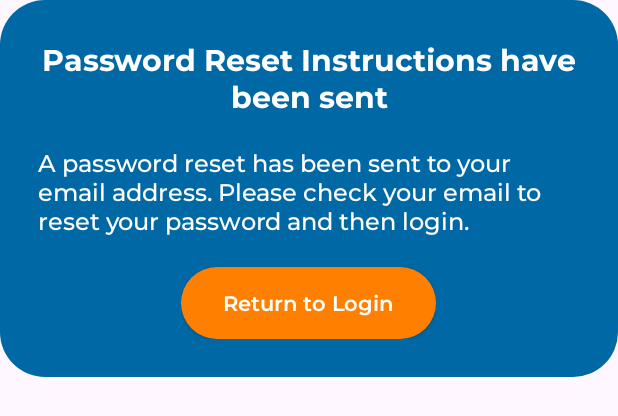
After one commit to Next-Gen-Artisans/ETago, an Android app: the layout custom_forgot_pass_dialog.xml on its own in the app's theme, with its tools: preview values and no code run, on a phone screen of 412 x 824 dp. The commit adds this screen. Shown: the top 416 px of the screen. Run offline under Robolectric (Android 15) with nearby library versions, the phone set to English and light mode, and no system bars.

Commit message:
FORGOT PASS FEATURE

```diff
--- a/app/src/main/res/drawable/outline_drawable.xml
+++ b/app/src/main/res/drawable/cancel_btn_bg.xml
@@ -1,8 +1,8 @@
 <!-- custom_button_bg.xml -->
 <shape xmlns:android="http://schemas.android.com/apk/res/android">
-    <solid android:color="@android:color/transparent" /> <!-- Set the color to transparent -->
+    <solid android:color="@android:color/white" /> <!-- Set the color to transparent -->
     <stroke
         android:width="3dp"
-        android:color="@color/dark_blue"/>
-    <corners android:radius="15dp" /> <!-- Adjust the radius for rounded corners -->
+        android:color="@color/orange"/>
+    <corners android:radius="25dp" /> <!-- Adjust the radius for rounded corners -->
 </shape>
--- /dev/null
+++ b/app/src/main/res/drawable/forgot_pass_round_bg.xml
@@ -0,0 +1,5 @@
+<!-- forgot_pass_round_bg.xml -->
+<shape xmlns:android="http://schemas.android.com/apk/res/android">
+    <solid android:color="@color/light_blue" /> <!-- Set the background color -->
+    <corners android:radius="30dp" /> <!-- Adjust the radius as needed to control the roundness -->
+</shape>
--- a/app/src/main/res/layout/activity_login.xml
+++ b/app/src/main/res/layout/activity_login.xml
@@ -141,7 +141,7 @@
                 android:layout_width="match_parent"
                 android:layout_height="wrap_content"
                 android:textAlignment="center"
-                android:text="Forgot Password?"
+                android:text="@string/forgot_pass_txt"
                 android:textSize="12sp"
                 android:fontFamily="@font/montserrat_medium"
                 android:textColor="@color/white"
--- /dev/null
+++ b/app/src/main/res/layout/custom_forgot_pass_dialog.xml
@@ -0,0 +1,61 @@
+<?xml version="1.0" encoding="utf-8"?>
+<LinearLayout xmlns:android="http://schemas.android.com/apk/res/android"
+    android:layout_width="wrap_content"
+    android:layout_height="wrap_content"
+    android:padding="25dp"
+    android:background="@drawable/forgot_pass_round_bg"
+    android:orientation="vertical"
+    android:gravity="center"
+    >
+
+    <TextView
+        android:id="@+id/forgot_pass_dialog_title"
+        android:layout_width="wrap_content"
+        android:layout_height="wrap_content"
+        android:text="@string/forgot_pass_dialog_title"
+        android:fontFamily="@font/montserrat_bold"
+        android:textSize="20sp"
+        android:gravity="center"
+        android:textColor="#FFFFFF"
+        android:layout_centerHorizontal="true"/>
+
+    <TextView
+        android:id="@+id/forgot_pass_dialog_text"
+        android:layout_width="wrap_content"
+        android:layout_height="wrap_content"
+        android:text="@string/forgot_pass_dialog_text"
+        android:fontFamily="@font/montserrat_medium"
+        android:textSize="16sp"
+        android:textColor="#FFFFFF"
+        android:layout_below="@id/forgot_pass_dialog_title"
+        android:layout_marginTop="20dp"
+        android:layout_centerHorizontal="true"/>
+
+    <LinearLayout
+        android:id="@+id/pass_reset_dialog_buttons"
+        android:layout_width="wrap_content"
+        android:layout_height="wrap_content"
+        android:orientation="horizontal"
+        android:layout_gravity="center"
+        android:layout_marginTop="20dp"
+        >
+        <androidx.appcompat.widget.AppCompatButton
+            android:id="@+id/return_login_dialog_btn"
+            android:layout_width="170dp"
+            android:layout_height="wrap_content"
+            android:text="Return to Login"
+            android:fontFamily="@font/montserrat_semibold"
+            android:layout_alignParentEnd="true"
+            android:layout_below="@id/forgot_pass_dialog_text"
+            android:textColor="@color/white"
+            android:textAllCaps="false"
+            android:background="@drawable/return_btn_bg"
+            /> <!-- Define this drawable with rounded corners and color -->
+
+    </LinearLayout>
+
+
+
+
+
+</LinearLayout>
--- a/app/src/main/res/values/strings.xml
+++ b/app/src/main/res/values/strings.xml
@@ -12,6 +12,12 @@
     <string name="feat_desc_3">Automatic censorship options, allowing users to review and confirm the redactions before saving or sharing the images.</string>
     <string name="feat_desc_4">Notifies users and provides guidance on appropriate actions to take, ensuring user privacy and data protection.</string>
 
+    <!--FORGOT PASSWORD -->
+    <string name="forgot_pass_txt"><u>Forgot Password?</u></string>
+    <string name="forgot_pass_msg">Please provide your email for the instructions for password reset.</string>
+    <string name="forgot_pass_dialog_title">Password Reset Instructions have been sent</string>
+    <string name="forgot_pass_dialog_text">A password reset has been sent to your email address. Please check your email to reset your password and then login.</string>
+
 
     <!--NAVIGATION DRAWER-->
     <string name="navigation_drawer_open">Open navigation drawer</string>
```
Also changed, not shown: app/src/main/java/com/nextgenartisans/etago/ForgotPass.java (+146 -0 lines), app/src/main/java/com/nextgenartisans/etago/ForgotPassDialog.java (added, +57 -0 lines), app/src/main/java/com/nextgenartisans/etago/LoginActivity.java (+9 -5 lines), app/src/main/res/layout/activity_forgot_pass.xml (+60 -15 lines), app/src/main/res/menu/main_menu.xml (+17 -7 lines), app/src/main/res/drawable/return_btn_bg.xml (renamed from app/src/main/res/drawable/custom_btn_bg_2.xml).
